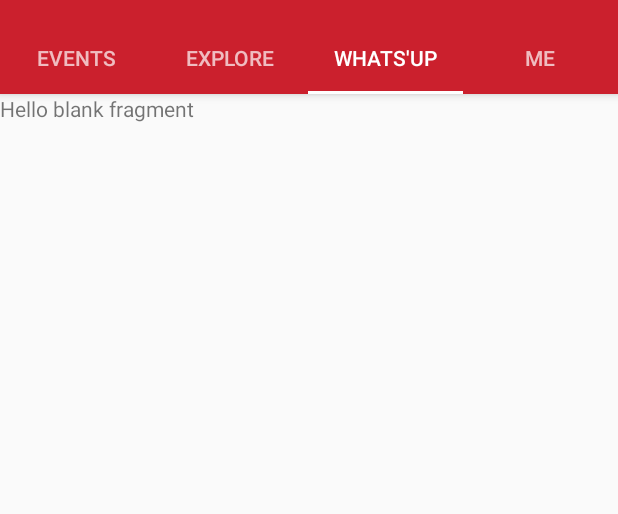
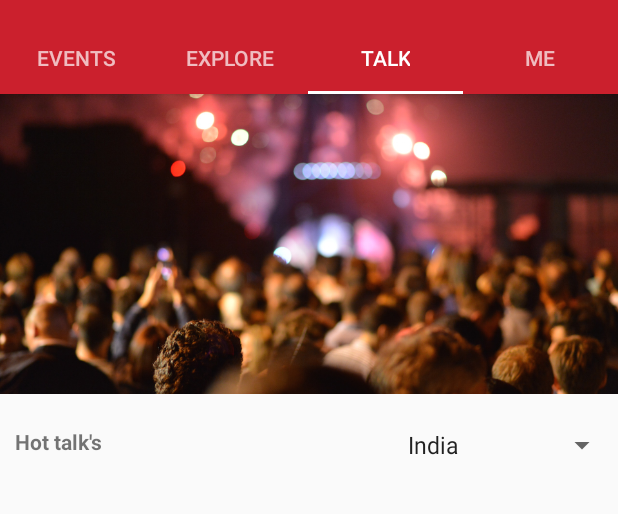
Before and after one commit to heythere-PGAG/Heythere, an Android app: the MainActivity screen opened directly, with no data from a screen before it, tab 3 chosen, on a phone screen of 412 x 824 dp, the part 62-576 px from its top. Run offline under Robolectric (Android 15) with nearby library versions, the phone set to English and light mode, and no system bars; our stand-ins replace Volley; network calls fail; 8 statements that could not run were skipped.

Commit message:
TALK started

```diff
--- a/app/build.gradle
+++ b/app/build.gradle
@@ -22,16 +22,16 @@ android {
 
 dependencies {
     compile fileTree(include: ['*.jar'], dir: 'libs')
-    compile 'com.android.support:appcompat-v7:24.1.1'
-    compile 'com.android.support:design:24.1.1'
+    compile 'com.android.support:appcompat-v7:24.2.0'
+    compile 'com.android.support:design:24.2.0'
     compile 'com.mcxiaoke.volley:library:1.0.19'
-    compile 'com.android.support:cardview-v7:24.1.1'
+    compile 'com.android.support:cardview-v7:24.2.0'
     compile 'com.google.android.gms:play-services-maps:9.4.0'
     compile 'com.google.android.gms:play-services-location:9.4.0'
     compile 'com.google.android.gms:play-services-places:9.4.0'
     compile 'com.facebook.android:facebook-android-sdk:4.5.0'
     compile 'com.google.guava:guava:18.0'
     compile 'com.google.maps.android:android-maps-utils:0.4.3'
-    compile 'com.android.support:support-v4:24.1.1'
+    compile 'com.android.support:support-v4:24.2.0'
     compile 'com.android.support.constraint:constraint-layout:1.0.0-alpha7'
 }
--- a/app/src/main/java/in/heythere/heythere/MainActivity.java
+++ b/app/src/main/java/in/heythere/heythere/MainActivity.java
@@ -81,7 +81,7 @@ public class MainActivity extends AppCompatActivity {
                 case 1:
                     return "EXPLORE";
                 case 2:
-                    return "WHATS'UP";
+                    return "TALK";
                 case 3:
                     return "ME";
             }
--- a/app/src/main/java/in/heythere/heythere/fragments/Whatsup.java
+++ b/app/src/main/java/in/heythere/heythere/fragments/Whatsup.java
@@ -7,6 +7,7 @@ import android.view.View;
 import android.view.ViewGroup;
 
 import in.heythere.heythere.R;
+import in.heythere.heythere.Utilities.Tools;
 
 
 public class Whatsup extends Fragment {
--- a/app/src/main/res/layout/fragment_whatsup.xml
+++ b/app/src/main/res/layout/fragment_whatsup.xml
@@ -1,14 +1,47 @@
-<FrameLayout xmlns:android="http://schemas.android.com/apk/res/android"
+<RelativeLayout xmlns:android="http://schemas.android.com/apk/res/android"
+    xmlns:app="http://schemas.android.com/apk/res-auto"
     xmlns:tools="http://schemas.android.com/tools"
     android:layout_width="match_parent"
     android:layout_height="match_parent"
     tools:context=".fragments.Whatsup">
 
-    <!-- TODO: Update blank fragment layout -->
-    <TextView
+    <RelativeLayout
         android:layout_width="match_parent"
-        android:layout_height="match_parent"
-        android:id="@+id/section_label"
-        android:text="@string/hello_blank_fragment" />
+        android:layout_height="wrap_content"
+        android:id="@+id/relativeLayout">
 
-</FrameLayout>
+            <ImageView
+                android:layout_width="match_parent"
+                android:layout_height="200dp"
+                app:srcCompat="@drawable/crowd"
+                android:scaleType="centerCrop" />
+
+    </RelativeLayout>
+
+    <android.support.v7.widget.AppCompatTextView
+        android:layout_width="wrap_content"
+        android:layout_height="wrap_content"
+        android:layout_below="@+id/relativeLayout"
+        android:layout_marginTop="22dp"
+        android:text="Hot talk's"
+        android:textAlignment="viewStart"
+        android:textStyle="normal|bold"
+        android:layout_marginLeft="10dp"
+        android:layout_marginStart="10dp"
+        android:layout_alignParentLeft="true"
+        android:layout_alignParentStart="true"
+        android:id="@+id/hot_title" />
+
+    <android.support.v7.widget.AppCompatSpinner
+        android:layout_width="wrap_content"
+        android:layout_height="wrap_content"
+        android:id="@+id/region"
+        android:layout_below="@+id/relativeLayout"
+        android:layout_marginTop="22dp"
+        android:spinnerMode="dialog"
+        android:dropDownWidth="match_parent"
+        android:entries="@array/cities"
+        android:layout_alignParentEnd="true"
+        android:layout_alignParentRight="true" />
+
+</RelativeLayout>
--- a/app/src/main/res/values/strings.xml
+++ b/app/src/main/res/values/strings.xml
@@ -2,6 +2,12 @@
     <string name="app_name">Heythere</string>
     <string name="action_settings">Settings</string>
     <string name="section_format">Hello World from section: %1$d</string>
+
+    <string-array name="cities">
+        <item>India</item>
+        <item>Chennai</item>
+        <item>Coimbatore</item>
+    </string-array>
 
     <!-- TODO: Remove or change this placeholder text -->
     <string name="hello_blank_fragment">Hello blank fragment</string>
--- a/build.gradle
+++ b/build.gradle
@@ -5,7 +5,7 @@ buildscript {
         jcenter()
     }
     dependencies {
-        classpath 'com.android.tools.build:gradle:2.2.0-alpha7'
+        classpath 'com.android.tools.build:gradle:2.2.0-beta2'
 
         // NOTE: Do not place your application dependencies here; they belong
         // in the individual module build.gradle files
```
Also changed, not shown: 1 other file.
